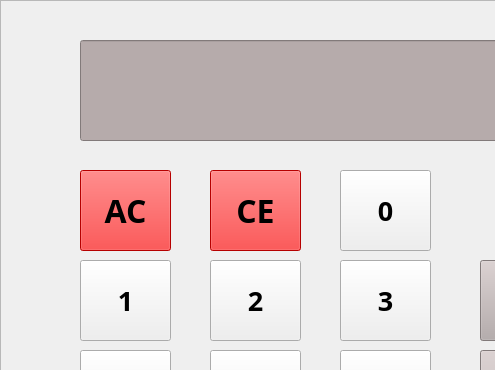
Old version of the form mainwindow.ui in the repository HH1243/Calculator; both pictures show x 0 to 495 and y 0 to 370 of the 800 by 600 pixel window.
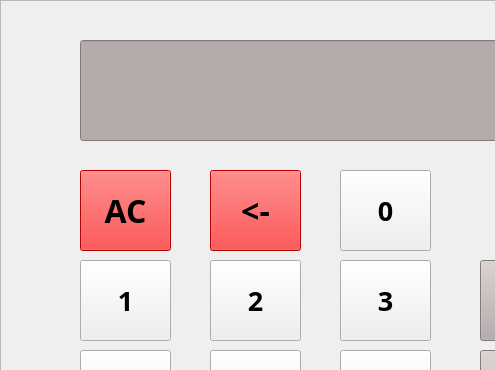
New version of the form.

Commit message: Calculator V 1.1, added divide by zero error handling, backspace button, improved UX design

Patch:
```diff
--- a/mainwindow.ui
+++ b/mainwindow.ui
@@ -583,7 +583,7 @@
       <string notr="true">background-color: rgb(255, 0, 0)</string>
      </property>
      <property name="text">
-      <string>CE</string>
+      <string>&lt;-</string>
      </property>
      <property name="iconSize">
       <size>
```
Left out of the diff: 2 changed lines with no effect on the pictures. The commit also changes 2 other files.
